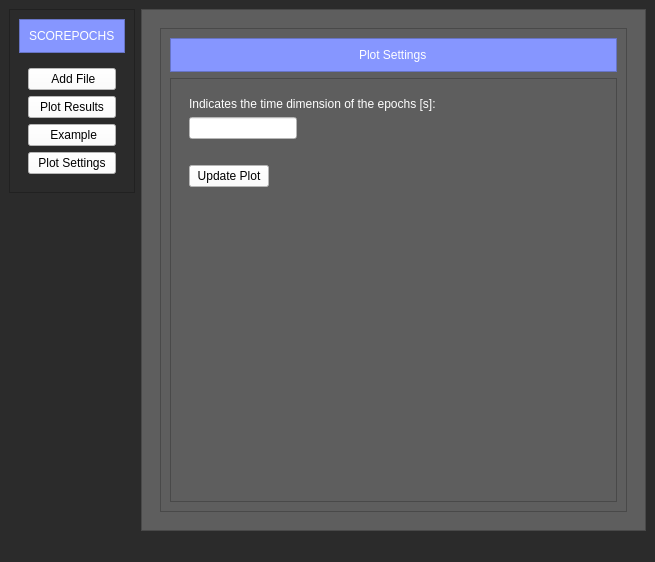
Above: qt_tesi.ui from saugabriele/Scorepochs_GUI before the change. Below: the same form after it.
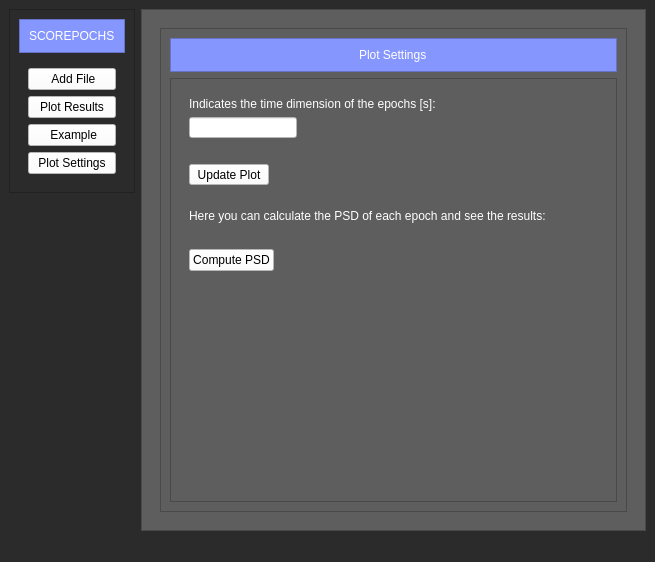
That is the form after the change. Icons and pictures are not drawn.

Diff of the .ui file:
```diff
--- a/qt_tesi.ui
+++ b/qt_tesi.ui
@@ -764,8 +764,20 @@
                  <enum>QFrame::Raised</enum>
                 </property>
                 <layout class="QVBoxLayout" name="verticalLayout_21">
-                 <item alignment="Qt::AlignTop">
+                 <item>
                   <widget class="QWidget" name="widget_6" native="true">
+                   <property name="minimumSize">
+                    <size>
+                     <width>0</width>
+                     <height>106</height>
+                    </size>
+                   </property>
+                   <property name="maximumSize">
+                    <size>
+                     <width>16777215</width>
+                     <height>106</height>
+                    </size>
+                   </property>
                    <layout class="QVBoxLayout" name="verticalLayout_22">
                     <item>
                      <widget class="QLabel" name="label_7">
@@ -788,7 +800,8 @@
                     <item>
                      <widget class="QLabel" name="dimension_epochs_error_message">
                       <property name="styleSheet">
-                       <string notr="true">color: rgb(255, 255, 255);</string>
+                       <string notr="true">
+color: rgb(255, 0, 0);</string>
                       </property>
                       <property name="text">
                        <string/>
@@ -808,6 +821,42 @@
                    </layout>
                   </widget>
                  </item>
+                 <item alignment="Qt::AlignTop">
+                  <widget class="QWidget" name="widget_7" native="true">
+                   <layout class="QVBoxLayout" name="verticalLayout_23">
+                    <item>
+                     <widget class="QLabel" name="label_8">
+                      <property name="styleSheet">
+                       <string notr="true">color: rgb(255, 255, 255);</string>
+                      </property>
+                      <property name="text">
+                       <string>Here you can calculate the PSD of each epoch and see the results:</string>
+                      </property>
+                     </widget>
+                    </item>
+                    <item>
+                     <widget class="QLabel" name="error_message_compute_PSD">
+                      <property name="styleSheet">
+                       <string notr="true">color: rgb(255, 0, 0);</string>
+                      </property>
+                      <property name="text">
+                       <string/>
+                      </property>
+                     </widget>
+                    </item>
+                    <item alignment="Qt::AlignLeft">
+                     <widget class="QPushButton" name="compute_PSD_button">
+                      <property name="styleSheet">
+                       <string notr="true">background-color: rgb(255, 255, 255);</string>
+                      </property>
+                      <property name="text">
+                       <string>Compute PSD</string>
+                      </property>
+                     </widget>
+                    </item>
+                   </layout>
+                  </widget>
+                 </item>
                 </layout>
                </widget>
               </item>
```
Left out of the diff: 4 changed lines with no effect on the pictures.
